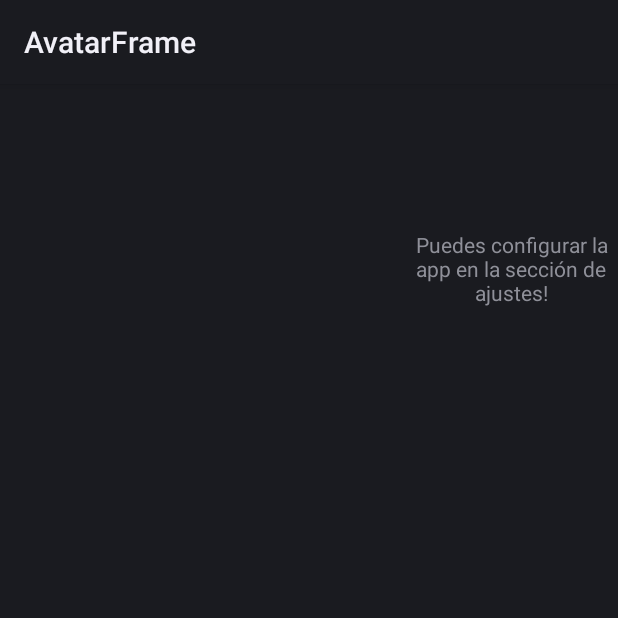
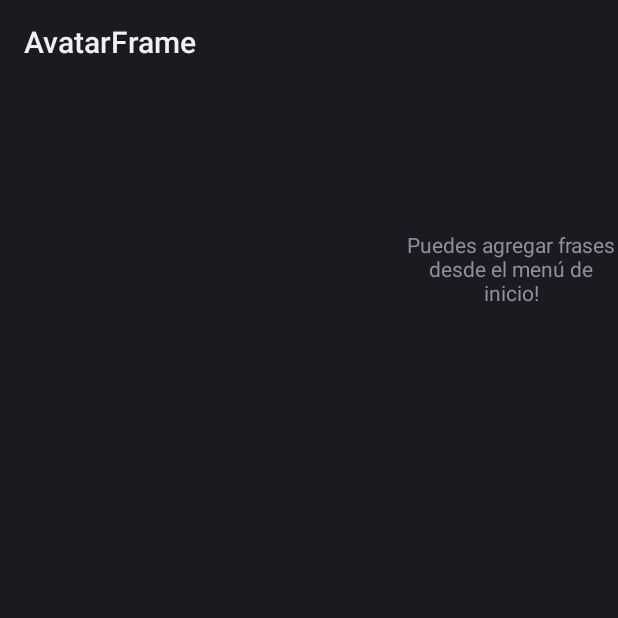
Before and after one commit to AlanFletes/DontBeSad, an Android app: the screen it shows after launch (AvatarFrame), after a tap on an icon or button, on a phone screen of 412 x 824 dp, the top half of it. Run offline under Robolectric (Android 15) with nearby library versions, the light colour scheme and no system bars; plain views replace BoxInsetLayout.

Commit message:
Aparentemente terminado. Se esperan bugs.

```diff
--- a/app/src/main/java/com/alanf/dontbesad/AppManager.java
+++ b/app/src/main/java/com/alanf/dontbesad/AppManager.java
@@ -4,15 +4,17 @@ import android.content.SharedPreferences;
 
 import java.util.Arrays;
 import java.util.HashSet;
+import java.util.Random;
 import java.util.Set;
 
 public class AppManager {
-    private boolean muted, switching;
+    private boolean muted, switching, working=false;
     private static AppManager instance;
-    private int objs, font,avatar;
+    private int objs, font,avatar, ha, ma,tr;
     private int relojes[][];
     private SharedPreferences prefs;
     private Set<String> frases;
+    private String[] frasess;
 
     private AppManager(){
         relojes = new int[2][3];
@@ -153,4 +155,46 @@ public class AppManager {
         }
         prefs.edit().putStringSet("frases",set).apply();
     }
+    public void updSFrases(){
+        frasess = recoverFrases();
+    }
+    public String getRandomFrase(){
+        updSFrases();
+        Random random = new Random();
+        if(frasess.length==0)return "Puedes agregar frases desde el menú de inicio!";
+        int indx = random.nextInt(frasess.length);
+        return frasess[indx];
+    }
+    public boolean getWorking(){
+        this.working=prefs.getBoolean("working",false);
+        return this.working;
+    }
+    public void setWorking(boolean working){
+        prefs.edit().putBoolean("working",working).apply();
+        this.working=working;
+    }
+    public void setHa(int ha){
+        prefs.edit().putInt("ha",ha).apply();
+        this.ha=ha;
+    }
+    public int getHa(){
+        this.ha=prefs.getInt("ha",0);
+        return this.ha;
+    }
+    public void setMa(int ma){
+        prefs.edit().putInt("ma",ma).apply();
+        this.ma = ma;
+    }
+    public int getMa(){
+        this.ma=prefs.getInt("ma",0);
+        return this.ma;
+    }
+    public void setTr(int tr){
+        prefs.edit().putInt("tr",tr);
+        this.tr=tr;
+    }
+    public int getTr(){
+        this.tr=prefs.getInt("tr",ha);
+        return this.tr;
+    }
 }
--- a/app/src/main/java/com/alanf/dontbesad/AvatarFrame.java
+++ b/app/src/main/java/com/alanf/dontbesad/AvatarFrame.java
@@ -46,6 +46,8 @@ public class AvatarFrame extends Activity {
         if (apm.getSwitching()) {
             if (apm.getObjs() == 1) {
                 swtch.setImageDrawable(getDrawable(R.drawable.avatarswh));
+            }else{
+                swtch.setImageDrawable(getDrawable(R.drawable.formatfont));
             }
             swtch.setVisibility(View.VISIBLE);
         } else {
@@ -95,6 +97,7 @@ public class AvatarFrame extends Activity {
             apm.setAvatar(apm.getPrefs().getInt("avatar",1));
             setAvatar(apm.getPrefs().getInt("avatar",1));
         }
+        txtFrase.setText(apm.getRandomFrase());
         speecher = new TextToSpeech(getApplicationContext(),new TextToSpeech.OnInitListener(){
            @Override
            public void onInit(int status){
--- a/app/src/main/java/com/alanf/dontbesad/MainActivity.java
+++ b/app/src/main/java/com/alanf/dontbesad/MainActivity.java
@@ -1,7 +1,12 @@
 package com.alanf.dontbesad;
 
 import android.app.Activity;
+import android.app.AlarmManager;
+import android.app.PendingIntent;
+import android.content.BroadcastReceiver;
+import android.content.Context;
 import android.content.Intent;
+import android.content.IntentFilter;
 import android.content.SharedPreferences;
 import android.os.Bundle;
 import android.view.View;
@@ -15,6 +20,10 @@ public class MainActivity extends Activity {
     private ImageButton settings,start,sthap,modifyphrases;
     private SharedPreferences prefs;
     private AppManager apm;
+    private boolean lastRun=false;
+    private BroadcastReceiver mReceiver;
+    private PendingIntent pendingIntent;
+    private AlarmManager alarmManager;
 
     @Override
     protected void onCreate(Bundle savedInstanceState) {
@@ -22,6 +31,8 @@ public class MainActivity extends Activity {
         binding = ActivityMainBinding.inflate(getLayoutInflater());
         setContentView(binding.getRoot());
         apm = AppManager.getAppManagerInstance();
+        prefs = getSharedPreferences("prefs",0);
+        apm.setPrefs(prefs);
         apm.setSwitching(false);
         settings = findViewById(R.id.settingsbutton);
         settings.setOnClickListener(new View.OnClickListener() {
@@ -35,6 +46,30 @@ public class MainActivity extends Activity {
         start.setOnClickListener(new View.OnClickListener() {
             @Override
             public void onClick(View view) {
+                if(!apm.getWorking()) {
+                    apm.setWorking(true);
+                    Toast.makeText(getApplicationContext(), "Comenzarás a recibir frases cada hora dentro del intervalo seleccionado", Toast.LENGTH_SHORT).show();
+                    //lanzar alarmas
+                    int rha = apm.getHa();
+                    int ha = apm.getHa()*60*60*1000;
+                    int ma = apm.getMa()*60*1000;
+                    int initt = (apm.getReloj1Hora()*60*60*1000)+(apm.getReloj1Minutos()*60*1000);
+                    if(ha==0 && ma==0){
+                        Toast.makeText(getApplicationContext(),"Configure un intervalo de actividad valido en las configuraciones",Toast.LENGTH_SHORT).show();
+                    }else{
+                        if(ha==0){
+                            Toast.makeText(getApplicationContext(),"Alarma agregada por minutos",Toast.LENGTH_SHORT).show();
+                            lastRun=true;
+                            alarmManager.set(AlarmManager.RTC_WAKEUP,initt+(ma/2),pendingIntent);
+                        }else{
+                            long ela =0;
+                            Toast.makeText(getApplicationContext(),"Alarma agregada por horas",Toast.LENGTH_SHORT).show();
+                            for(int i=0;i<rha;i++){
+                                alarmManager.set(AlarmManager.RTC_WAKEUP,initt+(ela+3600000),pendingIntent);
+                            }
+                        }
+                    }
+                }
                 Intent inte = new Intent(getApplicationContext(),AvatarFrame.class);
                 startActivity(inte);
             }
@@ -43,6 +78,7 @@ public class MainActivity extends Activity {
         sthap.setOnClickListener(new View.OnClickListener() {
             @Override
             public void onClick(View view) {
+                apm.setWorking(false);
                 Toast.makeText(getApplicationContext(),"Detenido",Toast.LENGTH_LONG).show();
             }
         });
@@ -53,8 +89,6 @@ public class MainActivity extends Activity {
                 startActivity(new Intent(getApplicationContext(),Frases.class));
             }
         });
-        prefs = getSharedPreferences("prefs",0);
-        apm.setPrefs(prefs);
         startClocks();
         if (prefs.getBoolean("fr", false)) {
             apm.setMuted(prefs.getBoolean("mtd",false));
@@ -63,6 +97,7 @@ public class MainActivity extends Activity {
             prefs.edit().putBoolean("mtd",false).apply();
             apm.setMuted(false);
         }
+        RegisterAlarmBroadcast();
     }
     public void startClocks(){
         apm.setReloj1Hora(prefs.getInt("h1",0));
@@ -72,4 +107,29 @@ public class MainActivity extends Activity {
         apm.setReloj2Minutos(prefs.getInt("m2",0));
         apm.setReloj2AMPM(prefs.getBoolean("ampm2",false) ? 1:0);
     }
+    private void RegisterAlarmBroadcast() {
+        mReceiver = new BroadcastReceiver() {
+            @Override
+            public void onReceive(Context context, Intent intent) {
+                if(apm.getTr()==apm.getHa()) lastRun=true;
+                apm.setTr(apm.getTr()+1);
+                if(lastRun){
+                    apm.setTr(0);
+                }
+                startActivity(new Intent(getApplicationContext(),AvatarFrame.class));
+            }
+        };
+        registerReceiver(mReceiver, new IntentFilter("sample"));
+        pendingIntent = PendingIntent.getBroadcast(this, 0, new Intent("sample"), 0);
+        alarmManager = (AlarmManager)(this.getSystemService(Context.ALARM_SERVICE));
+    }
+    private void UnregisterAlarmBroadcast() {
+        alarmManager.cancel(pendingIntent);
+        getBaseContext().unregisterReceiver(mReceiver);
+    }
+    @Override
+    protected void onDestroy() {
+        unregisterReceiver(mReceiver);
+        super.onDestroy();
+    }
 }
--- a/app/src/main/java/com/alanf/dontbesad/clockset.java
+++ b/app/src/main/java/com/alanf/dontbesad/clockset.java
@@ -116,6 +116,8 @@ public class clockset extends Activity {
                     minutesactiv=m2-m1;
                     horasactv=hh2-hh1;
                     if(minutesactiv<0) {minutesactiv=60-(minutesactiv*-1); horasactv--;}
+                    apm.setHa(horasactv);
+                    apm.setMa(minutesactiv);
                     Toast.makeText(getApplicationContext(),"La app estará activa por " + horasactv + " horas y " + minutesactiv + " minutos.",Toast.LENGTH_SHORT).show();
                     finish();
                 }
```
